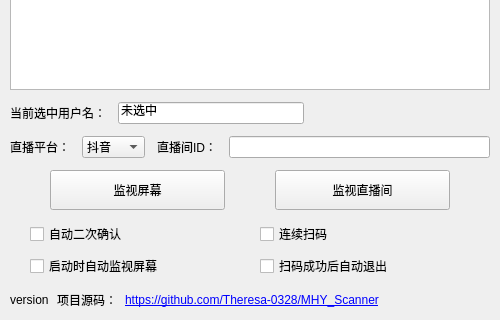
First picture: the form in src/UI/Main/MainWindow.ui, repository jsnjzxy/MHY_Scanner-macOS, before the edit; both pictures show x 0 to 500 and y 280 to 600 of the 500 by 600 pixel window.
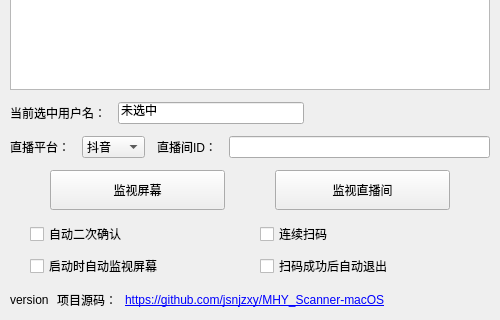
Second picture: the form after the edit. Custom widgets are drawn as their Qt base class.

The edit to the form file:
```diff
--- a/src/UI/Main/MainWindow.ui
+++ b/src/UI/Main/MainWindow.ui
@@ -261,7 +261,7 @@
       <item>
        <widget class="QLabel" name="label">
         <property name="text">
-         <string>&lt;a href=&quot;https://github.com/Theresa-0328/MHY_Scanner&quot;&gt;https://github.com/Theresa-0328/MHY_Scanner</string>
+         <string>&lt;a href=&quot;https://github.com/jsnjzxy/MHY_Scanner-macOS&quot;&gt;https://github.com/jsnjzxy/MHY_Scanner-macOS</string>
         </property>
         <property name="scaledContents">
          <bool>false</bool>
```
